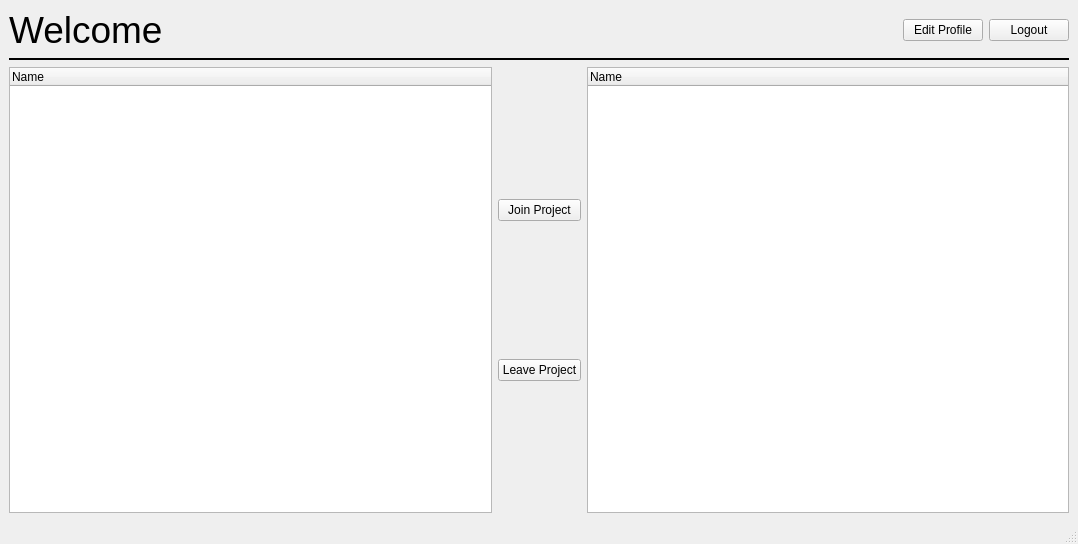
Before: the Qt Designer form src/UserSubsystem/studentform.ui in CaptOkie/code-first-think-later, drawn with Qt 5.
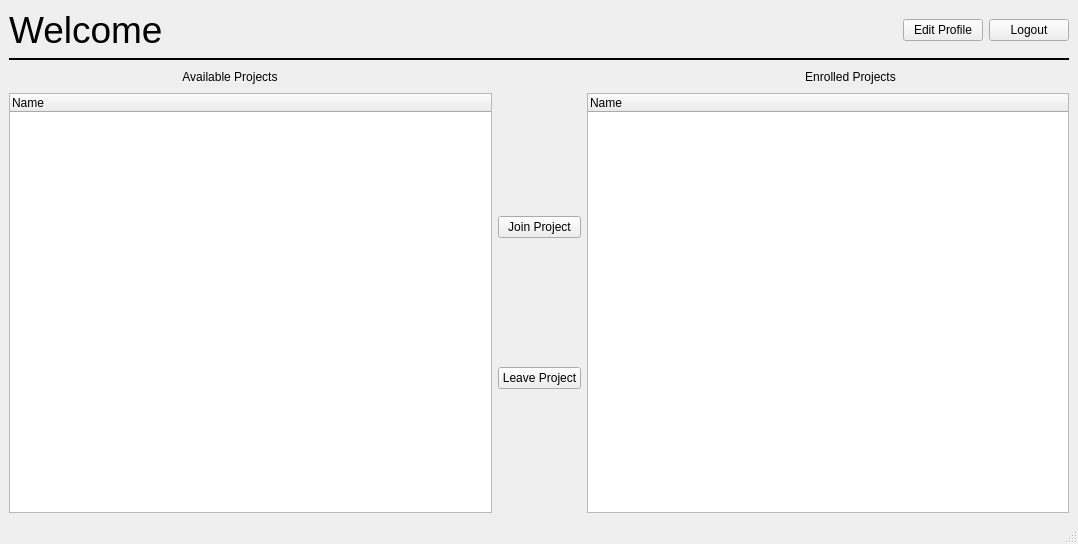
After: the same form once the commit is applied.

Commit message: added labels for stuForm's tables

```diff
--- a/src/UserSubsystem/studentform.ui
+++ b/src/UserSubsystem/studentform.ui
@@ -95,6 +95,95 @@
       </item>
      </layout>
     </item>
+    <item>
+     <layout class="QHBoxLayout" name="horizontalLayout_3">
+      <item>
+       <spacer name="horizontalSpacer">
+        <property name="orientation">
+         <enum>Qt::Horizontal</enum>
+        </property>
+        <property name="sizeHint" stdset="0">
+         <size>
+          <width>40</width>
+          <height>20</height>
+         </size>
+        </property>
+       </spacer>
+      </item>
+      <item>
+       <widget class="QLabel" name="label">
+        <property name="text">
+         <string>Available Projects</string>
+        </property>
+        <property name="alignment">
+         <set>Qt::AlignCenter</set>
+        </property>
+       </widget>
+      </item>
+      <item>
+       <spacer name="horizontalSpacer_4">
+        <property name="orientation">
+         <enum>Qt::Horizontal</enum>
+        </property>
+        <property name="sizeHint" stdset="0">
+         <size>
+          <width>40</width>
+          <height>20</height>
+         </size>
+        </property>
+       </spacer>
+      </item>
+      <item>
+       <spacer name="horizontalSpacer_5">
+        <property name="orientation">
+         <enum>Qt::Horizontal</enum>
+        </property>
+        <property name="sizeHint" stdset="0">
+         <size>
+          <width>40</width>
+          <height>20</height>
+         </size>
+        </property>
+       </spacer>
+      </item>
+      <item>
+       <spacer name="horizontalSpacer_2">
+        <property name="orientation">
+         <enum>Qt::Horizontal</enum>
+        </property>
+        <property name="sizeHint" stdset="0">
+         <size>
+          <width>40</width>
+          <height>20</height>
+         </size>
+        </property>
+       </spacer>
+      </item>
+      <item>
+       <widget class="QLabel" name="label_2">
+        <property name="text">
+         <string>Enrolled Projects</string>
+        </property>
+        <property name="alignment">
+         <set>Qt::AlignCenter</set>
+        </property>
+       </widget>
+      </item>
+      <item>
+       <spacer name="horizontalSpacer_3">
+        <property name="orientation">
+         <enum>Qt::Horizontal</enum>
+        </property>
+        <property name="sizeHint" stdset="0">
+         <size>
+          <width>40</width>
+          <height>20</height>
+         </size>
+        </property>
+       </spacer>
+      </item>
+     </layout>
+    </item>
     <item>
      <layout class="QHBoxLayout" name="horizontalLayout_2">
       <item>
```
